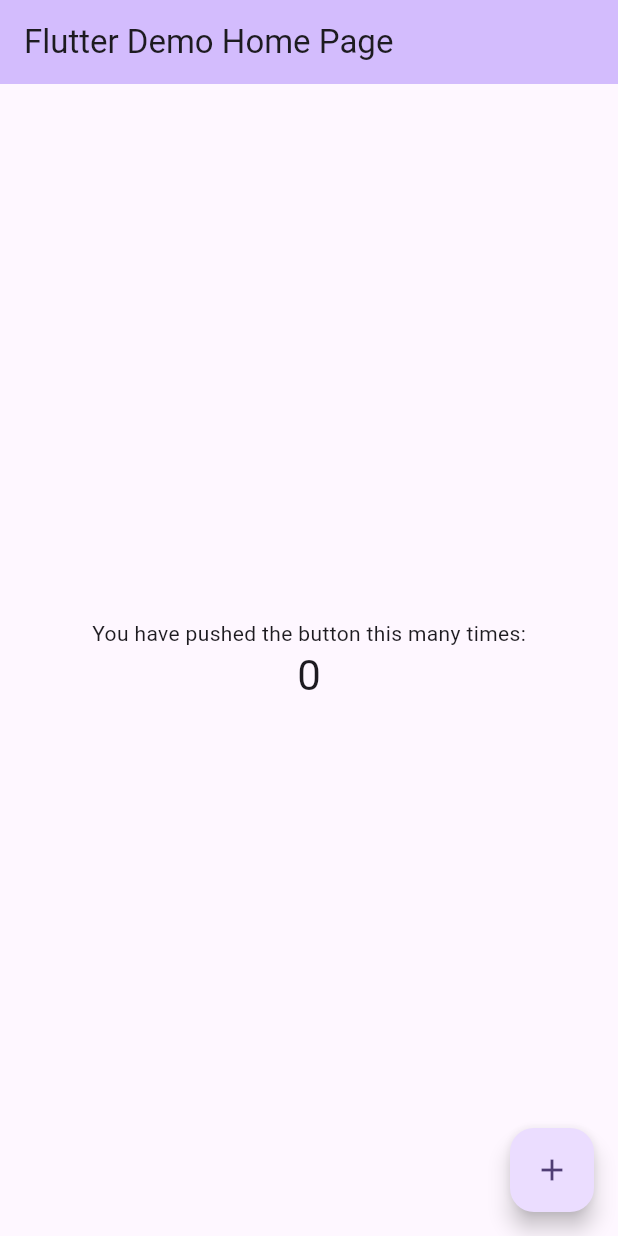
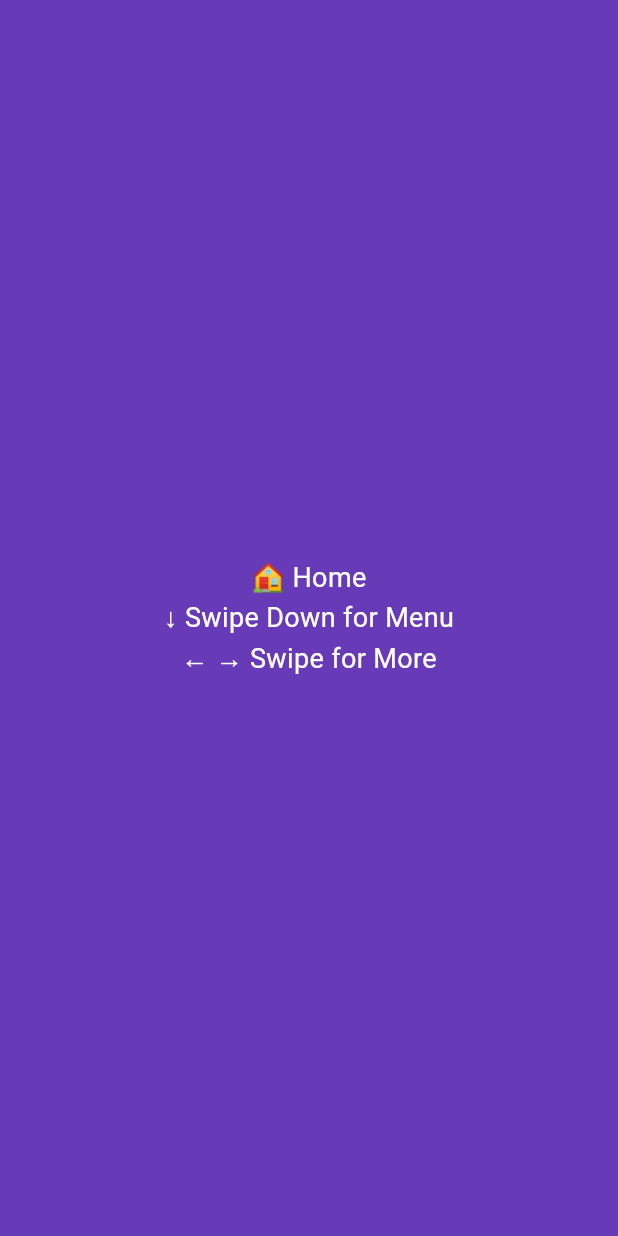
Before and after one commit to YCP-Rev-Metrix/Android-Smart-Watch, a Flutter app: the screen it shows after launch, on a phone screen of 412 x 824 dp. Run offline on Flutter 3.47's test engine with Material 3 defaults, Android fonts, the phone set to English and light mode, and no system bars.

```diff
--- a/flutter_prototype/lib/main.dart
+++ b/flutter_prototype/lib/main.dart
@@ -1,122 +1,179 @@
 import 'package:flutter/material.dart';
+import 'dart:ui' as ui;
 
 void main() {
-  runApp(const MyApp());
+  WidgetsFlutterBinding.ensureInitialized();
+
+  // Force software rendering on emulators (prevents Impeller/Vulkan crashes)
+  // Works on Wear OS x86_64 emulators
+  if (ui.PlatformDispatcher.instance.implicitView == null) {
+    debugPrint('Running in emulator: forcing software rendering');
+    // This flag makes Flutter fallback to Skia software rendering
+    WidgetsFlutterBinding.ensureInitialized();
+  }
+
+  runApp(const WatchApp());
 }
 
-class MyApp extends StatelessWidget {
-  const MyApp({super.key});
+class WatchApp extends StatelessWidget {
+  const WatchApp({super.key});
 
-  // This widget is the root of your application.
   @override
   Widget build(BuildContext context) {
-    return MaterialApp(
-      title: 'Flutter Demo',
-      theme: ThemeData(
-        // This is the theme of your application.
-        //
-        // TRY THIS: Try running your application with "flutter run". You'll see
-        // the application has a purple toolbar. Then, without quitting the app,
-        // try changing the seedColor in the colorScheme below to Colors.green
-        // and then invoke "hot reload" (save your changes or press the "hot
-        // reload" button in a Flutter-supported IDE, or press "r" if you used
-        // the command line to start the app).
-        //
-        // Notice that the counter didn't reset back to zero; the application
-        // state is not lost during the reload. To reset the state, use hot
-        // restart instead.
-        //
-        // This works for code too, not just values: Most code changes can be
-        // tested with just a hot reload.
-        colorScheme: ColorScheme.fromSeed(seedColor: Colors.deepPurple),
-      ),
-      home: const MyHomePage(title: 'Flutter Demo Home Page'),
+    return const MaterialApp(
+      debugShowCheckedModeBanner: false,
+      home: SwipePages(),
     );
   }
 }
 
-class MyHomePage extends StatefulWidget {
-  const MyHomePage({super.key, required this.title});
-
-  // This widget is the home page of your application. It is stateful, meaning
-  // that it has a State object (defined below) that contains fields that affect
-  // how it looks.
-
-  // This class is the configuration for the state. It holds the values (in this
-  // case the title) provided by the parent (in this case the App widget) and
-  // used by the build method of the State. Fields in a Widget subclass are
-  // always marked "final".
-
-  final String title;
+class SwipePages extends StatefulWidget {
+  const SwipePages({super.key});
 
   @override
-  State<MyHomePage> createState() => _MyHomePageState();
+  State<SwipePages> createState() => _SwipePagesState();
 }
 
-class _MyHomePageState extends State<MyHomePage> {
-  int _counter = 0;
+class _SwipePagesState extends State<SwipePages> {
+  final PageController _controller = PageController();
 
-  void _incrementCounter() {
-    setState(() {
-      // This call to setState tells the Flutter framework that something has
-      // changed in this State, which causes it to rerun the build method below
-      // so that the display can reflect the updated values. If we changed
-      // _counter without calling setState(), then the build method would not be
-      // called again, and so nothing would appear to happen.
-      _counter++;
-    });
+  void _onVerticalSwipe(DragEndDetails details) {
+    if (details.primaryVelocity != null && details.primaryVelocity! > 150) {
+      Navigator.push(
+        context,
+        MaterialPageRoute(builder: (_) => const MenuPage()),
+      );
+    }
   }
 
   @override
   Widget build(BuildContext context) {
-    // This method is rerun every time setState is called, for instance as done
-    // by the _incrementCounter method above.
-    //
-    // The Flutter framework has been optimized to make rerunning build methods
-    // fast, so that you can just rebuild anything that needs updating rather
-    // than having to individually change instances of widgets.
+    return GestureDetector(
+      onVerticalDragEnd: _onVerticalSwipe,
+      child: PageView(
+        controller: _controller,
+        children: const [
+          WatchPage(
+            color: Colors.deepPurple,
+            text: '🏠 Home\n↓ Swipe Down for Menu\n← → Swipe for More',
+          ),
+          WatchPage(
+            color: Colors.teal,
+            text: '📈 Page 2\n← → Swipe',
+          ),
+          WatchPage(
+            color: Colors.indigo,
+            text: '⚙️ Page 3\n← → Swipe',
+          ),
+        ],
+      ),
+    );
+  }
+}
+
+class WatchPage extends StatelessWidget {
+  final Color color;
+  final String text;
+
+  const WatchPage({super.key, required this.color, required this.text});
+
+  @override
+  Widget build(BuildContext context) {
     return Scaffold(
-      appBar: AppBar(
-        // TRY THIS: Try changing the color here to a specific color (to
-        // Colors.amber, perhaps?) and trigger a hot reload to see the AppBar
-        // change color while the other colors stay the same.
-        backgroundColor: Theme.of(context).colorScheme.inversePrimary,
-        // Here we take the value from the MyHomePage object that was created by
-        // the App.build method, and use it to set our appbar title.
-        title: Text(widget.title),
+      backgroundColor: color,
+      body: Center(
+        child: Padding(
+          padding: const EdgeInsets.all(10.0),
+          child: FittedBox(
+            fit: BoxFit.scaleDown,
+            child: Text(
+              text,
+              textAlign: TextAlign.center,
+              style: const TextStyle(fontSize: 18, color: Colors.white),
+            ),
+          ),
+        ),
       ),
+    );
+  }
+}
+
+class MenuPage extends StatelessWidget {
+  const MenuPage({super.key});
+
+  @override
+  Widget build(BuildContext context) {
+    return Scaffold(
+      backgroundColor: Colors.black,
       body: Center(
-        // Center is a layout widget. It takes a single child and positions it
-        // in the middle of the parent.
         child: Column(
-          // Column is also a layout widget. It takes a list of children and
-          // arranges them vertically. By default, it sizes itself to fit its
-          // children horizontally, and tries to be as tall as its parent.
-          //
-          // Column has various properties to control how it sizes itself and
-          // how it positions its children. Here we use mainAxisAlignment to
-          // center the children vertically; the main axis here is the vertical
-          // axis because Columns are vertical (the cross axis would be
-          // horizontal).
-          //
-          // TRY THIS: Invoke "debug painting" (choose the "Toggle Debug Paint"
-          // action in the IDE, or press "p" in the console), to see the
-          // wireframe for each widget.
           mainAxisAlignment: MainAxisAlignment.center,
-          children: <Widget>[
-            const Text('You have pushed the button this many times:'),
-            Text(
-              '$_counter',
-              style: Theme.of(context).textTheme.headlineMedium,
+          children: [
+            const Text(
+              '📋 Menu',
+              style: TextStyle(fontSize: 20, color: Colors.white),
+            ),
+            const SizedBox(height: 10),
+            ElevatedButton(
+              style: ElevatedButton.styleFrom(
+                shape: const CircleBorder(),
+                padding: const EdgeInsets.all(20),
+              ),
+              onPressed: () => Navigator.push(
+                context,
+                MaterialPageRoute(
+                  builder: (_) => const OptionPage(title: 'Option 1'),
+                ),
+              ),
+              child: const Text('1'),
+            ),
+            ElevatedButton(
+              style: ElevatedButton.styleFrom(
+                shape: const CircleBorder(),
+                padding: const EdgeInsets.all(20),
+              ),
+              onPressed: () => Navigator.push(
+                context,
+                MaterialPageRoute(
+                  builder: (_) => const OptionPage(title: 'Option 2'),
+                ),
+              ),
+              child: const Text('2'),
+            ),
+            const SizedBox(height: 20),
+            TextButton(
+              onPressed: () => Navigator.pop(context),
+              child: const Text('⬆ Return', style: TextStyle(color: Colors.grey)),
             ),
           ],
         ),
       ),
-      floatingActionButton: FloatingActionButton(
-        onPressed: _incrementCounter,
-        tooltip: 'Increment',
-        child: const Icon(Icons.add),
-      ), // This trailing comma makes auto-formatting nicer for build methods.
     );
   }
 }
+
+class OptionPage extends StatelessWidget {
+  final String title;
+  const OptionPage({super.key, required this.title});
+
+  @override
+  Widget build(BuildContext context) {
+    return Scaffold(
+      backgroundColor: Colors.deepPurple,
+      body: Center(
+        child: Column(
+          mainAxisAlignment: MainAxisAlignment.center,
+          children: [
+            Text(title,
+                style: const TextStyle(fontSize: 20, color: Colors.white)),
+            const SizedBox(height: 20),
+            ElevatedButton(
+              onPressed: () => Navigator.pop(context),
+              child: const Text('Return'),
+            ),
+          ],
+        ),
+      ),
+    );
+  }
+}
```
Also changed, not shown: 2 other files.
